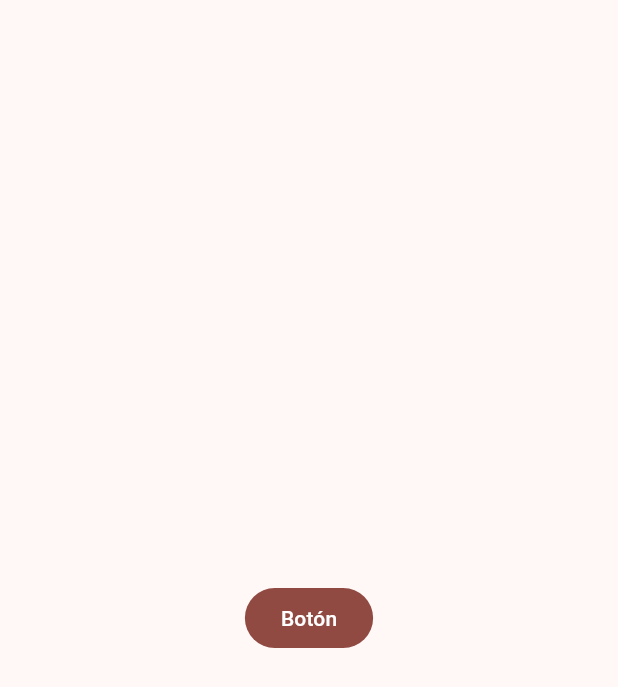
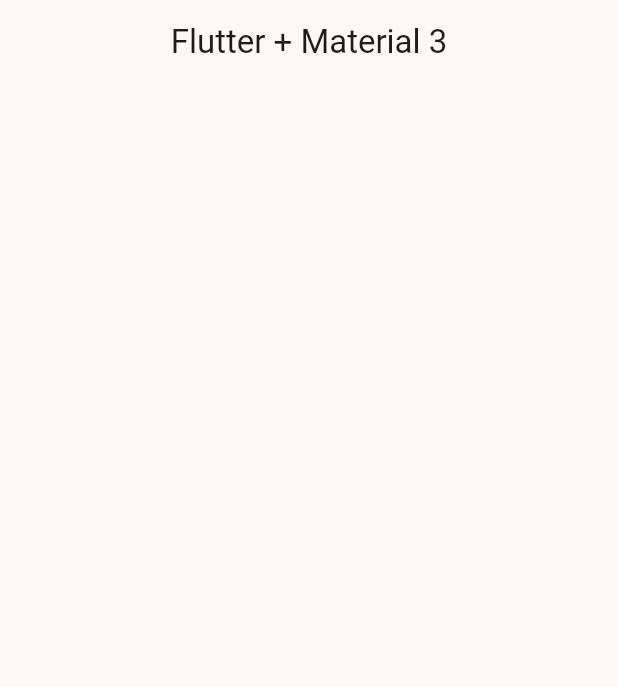
Before and after one commit to fernando1002971/widgets_app, a Flutter app: the screen it shows after launch, on a phone screen of 412 x 824 dp. Shown: the top 687 px of the screen. Run offline on Flutter 3.47's test engine with Material 2 defaults, Android fonts, the phone set to English and light mode, and no system bars.

Commit message:
Funcionalidades referentes a un nuevo Widget HomeScreen

```diff
--- a/lib/config/theme/app_theme.dart
+++ b/lib/config/theme/app_theme.dart
@@ -20,6 +20,9 @@ class AppTheme {
       assert(selectedColor < colorList.length, "Selected color must be less or equal than ${colorList.length-1} ");
 
   ThemeData getTheme() => ThemeData(
+    appBarTheme: const AppBarTheme(
+      centerTitle: true
+    ),
     useMaterial3: true,
     colorSchemeSeed: colorList[selectedColor],
   );
--- a/lib/main.dart
+++ b/lib/main.dart
@@ -1,5 +1,6 @@
 import 'package:flutter/material.dart';
 import 'package:widgets_app/config/theme/app_theme.dart';
+import 'package:widgets_app/presentation/screens/home/home_screen.dart';
 
 void main() {
   runApp(const MainApp());
@@ -13,11 +14,7 @@ class MainApp extends StatelessWidget {
     return  MaterialApp(
      debugShowCheckedModeBanner: false,
      theme: AppTheme(selectedColor: 3).getTheme(),
-      home:  Scaffold(
-        body: Center(
-          child: FilledButton(onPressed:(){}, child: const Text("Botón")),
-        ),
-      ),
+      home:  const HomeScreen()
     );
   }
 }
--- /dev/null
+++ b/lib/presentation/screens/home/home_screen.dart
@@ -0,0 +1,14 @@
+import 'package:flutter/material.dart';
+
+class HomeScreen extends StatelessWidget {
+  const HomeScreen({super.key});
+
+  @override
+  Widget build(BuildContext context) {
+    return Scaffold(
+      appBar: AppBar(
+        title: const Text("Flutter + Material 3")
+        ),
+    );
+  }
+}
```
Also changed, not shown: lib/config/menu/menu_items.dart (added, +29 -0 lines).
